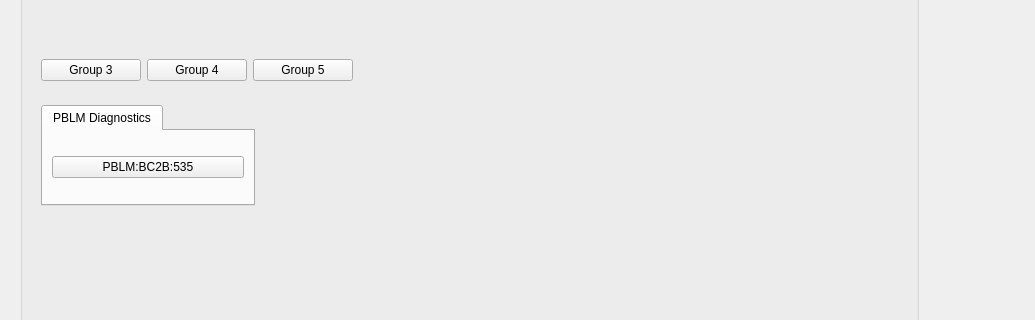
This is l2b_main.ui in ad-build-test/pydm-mps as Qt 5 draws it before an edit; both pictures show x 0 to 1035 and y 290 to 610 of the 1191 by 775 pixel window. The edited form follows.
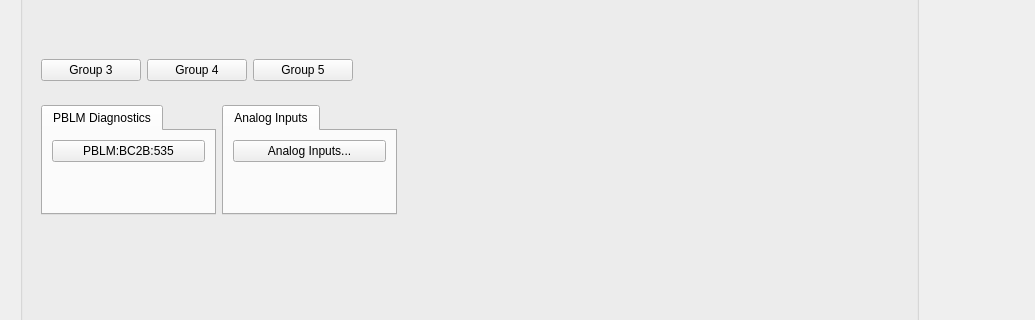
This is the edited form. Custom widgets are drawn as their Qt base class.

Commit message: add analog buttons

The edit to the form file:
```diff
--- a/l2b_main.ui
+++ b/l2b_main.ui
@@ -172,9 +172,15 @@
            <property name="frameShadow">
             <enum>QFrame::Raised</enum>
            </property>
-           <layout class="QGridLayout" name="gridLayout_2" columnstretch="1,3">
+           <layout class="QGridLayout" name="gridLayout_2" columnstretch="1,3,0">
             <item row="0" column="0">
              <widget class="QTabWidget" name="tabWidget">
+              <property name="maximumSize">
+               <size>
+                <width>175</width>
+                <height>16777215</height>
+               </size>
+              </property>
               <property name="currentIndex">
                <number>0</number>
               </property>
@@ -218,11 +224,24 @@
                   </property>
                  </widget>
                 </item>
+                <item row="1" column="0">
+                 <spacer name="verticalSpacer_5">
+                  <property name="orientation">
+                   <enum>Qt::Vertical</enum>
+                  </property>
+                  <property name="sizeHint" stdset="0">
+                   <size>
+                    <width>20</width>
+                    <height>40</height>
+                   </size>
+                  </property>
+                 </spacer>
+                </item>
                </layout>
               </widget>
              </widget>
             </item>
-            <item row="0" column="1">
+            <item row="0" column="2">
              <spacer name="horizontalSpacer_2">
               <property name="orientation">
                <enum>Qt::Horizontal</enum>
@@ -235,6 +254,71 @@
               </property>
              </spacer>
             </item>
+            <item row="0" column="1">
+             <widget class="QTabWidget" name="tabWidget_2">
+              <property name="maximumSize">
+               <size>
+                <width>175</width>
+                <height>16777215</height>
+               </size>
+              </property>
+              <property name="currentIndex">
+               <number>0</number>
+              </property>
+              <widget class="QWidget" name="tab_4">
+               <attribute name="title">
+                <string>Analog Inputs</string>
+               </attribute>
+               <layout class="QGridLayout" name="gridLayout_8">
+                <item row="0" column="0">
+                 <widget class="PyDMRelatedDisplayButton" name="PyDMRelatedDisplayButton">
+                  <property name="minimumSize">
+                   <size>
+                    <width>150</width>
+                    <height>20</height>
+                   </size>
+                  </property>
+                  <property name="toolTip">
+                   <string/>
+                  </property>
+                  <property name="text">
+                   <string>Analog Inputs...</string>
+                  </property>
+                  <property name="filenames" stdset="0">
+                   <stringlist>
+                    <string>mps_threshold_area.ui</string>
+                   </stringlist>
+                  </property>
+                  <property name="showIcon" stdset="0">
+                   <bool>false</bool>
+                  </property>
+                  <property name="macros" stdset="0">
+                   <stringlist>
+                    <string>{&quot;AREA&quot;:&quot;L2B&quot;}</string>
+                   </stringlist>
+                  </property>
+                  <property name="openInNewWindow" stdset="0">
+                   <bool>true</bool>
+                  </property>
+                 </widget>
+                </item>
+                <item row="1" column="0">
+                 <spacer name="verticalSpacer_4">
+                  <property name="orientation">
+                   <enum>Qt::Vertical</enum>
+                  </property>
+                  <property name="sizeHint" stdset="0">
+                   <size>
+                    <width>20</width>
+                    <height>40</height>
+                   </size>
+                  </property>
+                 </spacer>
+                </item>
+               </layout>
+              </widget>
+             </widget>
+            </item>
            </layout>
           </widget>
          </item>
@@ -332,27 +416,27 @@
   </layout>
  </widget>
  <customwidgets>
-  <customwidget>
-   <class>PyDMRelatedDisplayButton</class>
-   <extends>QPushButton</extends>
-   <header>pydm.widgets.related_display_button</header>
-  </customwidget>
-  <customwidget>
-   <class>PyDMEmbeddedDisplay</class>
-   <extends>QFrame</extends>
-   <header>pydm.widgets.embedded_display</header>
-  </customwidget>
-  <customwidget>
-   <class>PyDMDrawingImage</class>
-   <extends>QWidget</extends>
-   <header>pydm.widgets.drawing</header>
-  </customwidget>
   <customwidget>
    <class>PyDMEDMDisplayButton</class>
    <extends>PyDMRelatedDisplayButton</extends>
    <header>edmbutton.edm_button</header>
    <container>1</container>
   </customwidget>
+  <customwidget>
+   <class>PyDMDrawingImage</class>
+   <extends>QWidget</extends>
+   <header>pydm.widgets.drawing</header>
+  </customwidget>
+  <customwidget>
+   <class>PyDMEmbeddedDisplay</class>
+   <extends>QFrame</extends>
+   <header>pydm.widgets.embedded_display</header>
+  </customwidget>
+  <customwidget>
+   <class>PyDMRelatedDisplayButton</class>
+   <extends>QPushButton</extends>
+   <header>pydm.widgets.related_display_button</header>
+  </customwidget>
  </customwidgets>
  <resources/>
  <connections/>
```
The commit also changes 2 other files.
